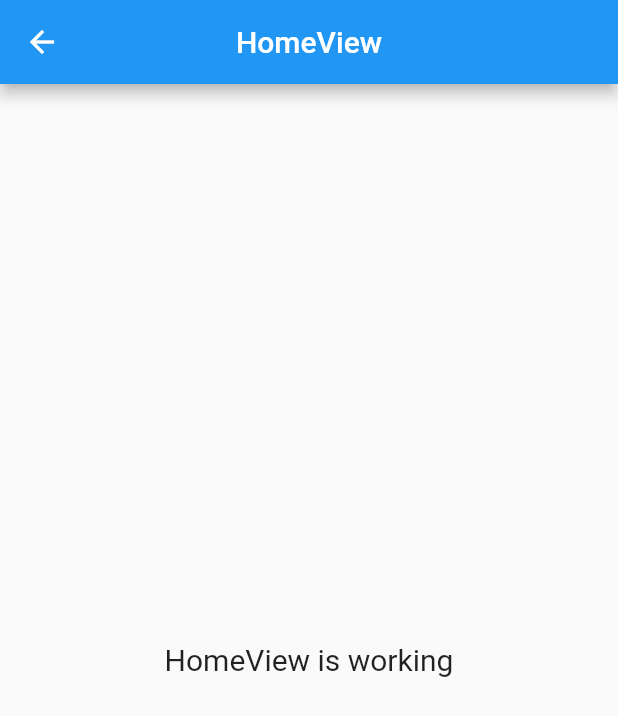
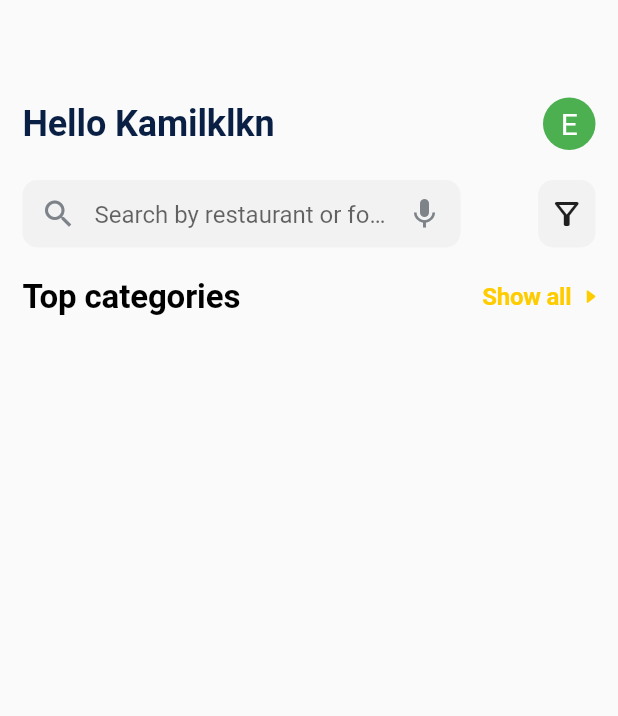
Before and after one commit to eldhopaulose/speedy_feast, a Flutter app: the HomeView screen opened by its route, on a phone screen of 412 x 824 dp. Shown: the top 716 px of the screen. Run offline on Flutter 3.47's test engine with Material 2 defaults, Android fonts, the phone set to English and light mode, and no system bars; our stand-ins replace flutter_svg, get; Roboto replaces fonts that are missing (SF Pro Display).

Commit message:
search completed

```diff
--- a/lib/app/modules/home/views/home_view.dart
+++ b/lib/app/modules/home/views/home_view.dart
@@ -1,4 +1,5 @@
 import 'package:flutter/material.dart';
+import 'package:flutter_svg/flutter_svg.dart';
 
 import 'package:get/get.dart';
 
@@ -9,16 +10,116 @@ class HomeView extends GetView<HomeController> {
   @override
   Widget build(BuildContext context) {
     return Scaffold(
-      appBar: AppBar(
-        title: const Text('HomeView'),
-        centerTitle: true,
+        body: Padding(
+      padding: const EdgeInsets.all(15),
+      child: Column(
+        children: [
+          const SizedBox(
+            height: 50,
+          ),
+          const Center(
+            child: Row(
+              mainAxisAlignment: MainAxisAlignment.spaceBetween,
+              children: [
+                Text(
+                  'Hello Kamilklkn',
+                  style: TextStyle(
+                    color: Color(0xFF0A1F44),
+                    fontSize: 24,
+                    fontFamily: 'SF Pro Display',
+                    fontWeight: FontWeight.w600,
+                    letterSpacing: -0.08,
+                  ),
+                ),
+                CircleAvatar(
+                  backgroundColor: Colors.green,
+
+                  radius: 17.5, // Half of the desired width/height
+                  child: Text(
+                    'E',
+                    style: TextStyle(
+                      fontSize: 20,
+                      color: Colors.white,
+                    ),
+                  ),
+                ),
+              ],
+            ),
+          ),
+          const SizedBox(
+            height: 20,
+          ),
+          Row(
+            mainAxisAlignment: MainAxisAlignment.spaceBetween,
+            children: [
+              Container(
+                width: 292,
+                height: 45,
+                decoration: BoxDecoration(
+                  color: const Color(0xffF2F2F2),
+                  borderRadius: BorderRadius.circular(10),
+                ),
+                child: const TextField(
+                  cursorColor: Color(0xff7E8389),
+                  decoration: InputDecoration(
+                    prefixIcon: Icon(Icons.search),
+                    border: InputBorder.none,
+                    iconColor: Color(0xff7E8389),
+                    prefixIconColor: Color(0xff7E8389),
+                    suffixIcon: Icon(Icons.mic),
+                    suffixIconColor: Color(0xff7E8389),
+                    hintText: 'Search by restaurant or food',
+                  ),
+                ),
+              ),
+              Container(
+                width: 38.21,
+                height: 45,
+                decoration: ShapeDecoration(
+                  color: const Color(0xFFF2F2F2),
+                  shape: RoundedRectangleBorder(
+                    borderRadius: BorderRadius.circular(10),
+                  ),
+                ),
+                child: const Icon(Icons.filter_alt_outlined),
+              )
+            ],
+          ),
+          const SizedBox(
+            height: 20,
+          ),
+          Row(
+            children: [
+              const Text(
+                'Top categories',
+                style: TextStyle(
+                  color: Colors.black,
+                  fontSize: 22,
+                  fontFamily: 'SF Pro Display',
+                  fontWeight: FontWeight.w700,
+                  letterSpacing: -0.08,
+                ),
+              ),
+              Spacer(),
+              const Text(
+                'Show all',
+                textAlign: TextAlign.right,
+                style: TextStyle(
+                  color: Color(0xFFFFCC00),
+                  fontSize: 16,
+                  fontFamily: 'SF Pro Display',
+                  fontWeight: FontWeight.w600,
+                  letterSpacing: -0.15,
+                ),
+              ),
+              const SizedBox(
+                width: 10,
+              ),
+              Center(child: SvgPicture.asset('images/right.svg'))
+            ],
+          ),
+        ],
       ),
-      body: const Center(
-        child: Text(
-          'HomeView is working',
-          style: TextStyle(fontSize: 20),
-        ),
-      ),
-    );
+    ));
   }
 }
--- a/lib/app/modules/login/views/login_view.dart
+++ b/lib/app/modules/login/views/login_view.dart
@@ -217,7 +217,9 @@ class LoginView extends GetView<LoginController> {
                     width: 305,
                     height: 42,
                     child: ElevatedButton(
-                      onPressed: () {},
+                      onPressed: () {
+                        Get.toNamed('/home');
+                      },
                       child: Text(
                         'Login',
                         textAlign: TextAlign.center,
```
Also changed, not shown: images/right.svg (added).
